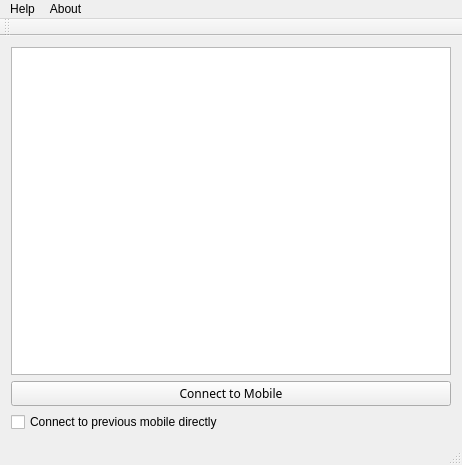
Old version of the form ookjorwindow.ui in the repository ykasidit/Ookjor.
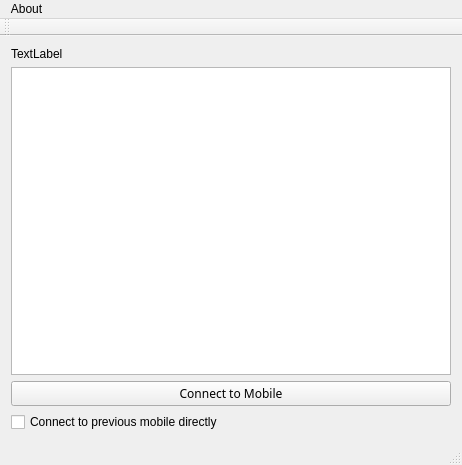
New version of the form.

```diff
--- a/ookjorwindow.ui
+++ b/ookjorwindow.ui
@@ -30,6 +30,13 @@
     </sizepolicy>
    </property>
    <layout class="QVBoxLayout" name="verticalLayout">
+    <item>
+     <widget class="QLabel" name="label">
+      <property name="text">
+       <string>TextLabel</string>
+      </property>
+     </widget>
+    </item>
     <item>
      <widget class="QGraphicsView" name="graphicsView"/>
     </item>
@@ -87,17 +94,11 @@
      <height>25</height>
     </rect>
    </property>
-   <widget class="QMenu" name="menuHelp">
-    <property name="title">
-     <string>Help</string>
-    </property>
-   </widget>
    <widget class="QMenu" name="menuAbout">
     <property name="title">
      <string>About</string>
     </property>
    </widget>
-   <addaction name="menuHelp"/>
    <addaction name="menuAbout"/>
   </widget>
   <widget class="QToolBar" name="mainToolBar">
```
Left out of the diff: 34 changed lines with no effect on the pictures.
